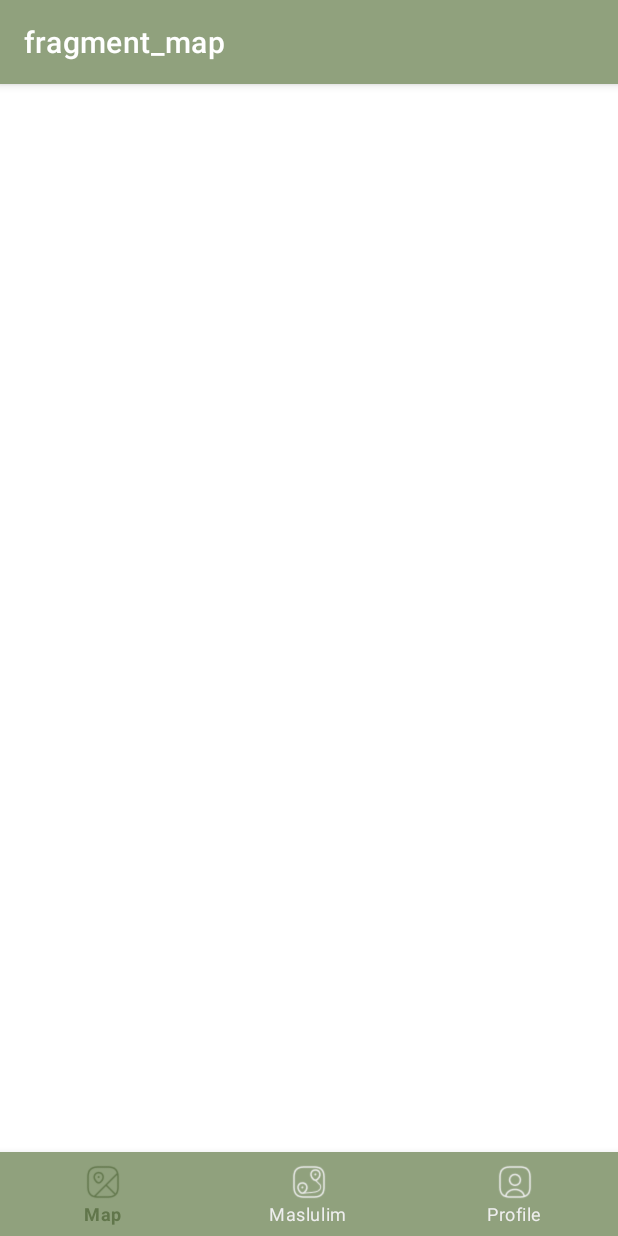
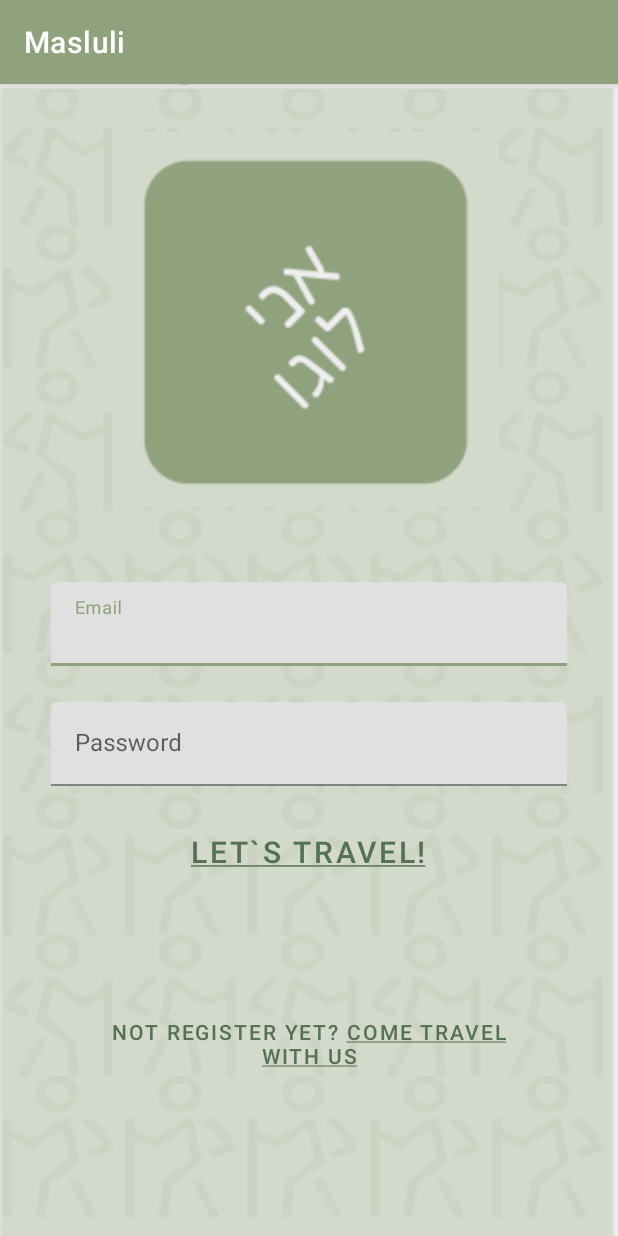
Before and after one commit to omerd318/Masluli, an Android app: the screen it shows after launch (MainActivity before the commit, LoginActivity after it), on a phone screen of 412 x 824 dp. Run offline under Robolectric (Android 15) with nearby library versions, the phone set to English and light mode, and no system bars.

Commit message:
Add(login_fragment): login layout

```diff
--- a/app/src/main/AndroidManifest.xml
+++ b/app/src/main/AndroidManifest.xml
@@ -13,8 +13,9 @@
         android:theme="@style/Theme.Masluli"
         tools:targetApi="31">
         <activity
-            android:name=".MainActivity"
+            android:name=".LoginActivity"
             android:exported="true">
+
             <intent-filter>
                 <action android:name="android.intent.action.MAIN" />
 
@@ -25,6 +26,14 @@
                 android:name="android.app.lib_name"
                 android:value="" />
         </activity>
+        <activity
+            android:name=".MainActivity"
+            android:exported="false">
+
+            <meta-data
+                android:name="android.app.lib_name"
+                android:value="" />
+        </activity>
     </application>
 
 </manifest>
--- /dev/null
+++ b/app/src/main/java/com/example/masluli/LoginActivity.java
@@ -0,0 +1,14 @@
+package com.example.masluli;
+
+import androidx.appcompat.app.AppCompatActivity;
+
+import android.os.Bundle;
+
+public class LoginActivity extends AppCompatActivity {
+
+    @Override
+    protected void onCreate(Bundle savedInstanceState) {
+        super.onCreate(savedInstanceState);
+        setContentView(R.layout.activity_login);
+    }
+}
--- /dev/null
+++ b/app/src/main/java/com/example/masluli/LoginFragment.java
@@ -0,0 +1,64 @@
+package com.example.masluli;
+
+import android.os.Bundle;
+
+import androidx.fragment.app.Fragment;
+
+import android.view.LayoutInflater;
+import android.view.View;
+import android.view.ViewGroup;
+
+/**
+ * A simple {@link Fragment} subclass.
+ * Use the {@link LoginFragment#newInstance} factory method to
+ * create an instance of this fragment.
+ */
+public class LoginFragment extends Fragment {
+
+    // TODO: Rename parameter arguments, choose names that match
+    // the fragment initialization parameters, e.g. ARG_ITEM_NUMBER
+    private static final String ARG_PARAM1 = "param1";
+    private static final String ARG_PARAM2 = "param2";
+
+    // TODO: Rename and change types of parameters
+    private String mParam1;
+    private String mParam2;
+
+    public LoginFragment() {
+        // Required empty public constructor
+    }
+
+    /**
+     * Use this factory method to create a new instance of
+     * this fragment using the provided parameters.
+     *
+     * @param param1 Parameter 1.
+     * @param param2 Parameter 2.
+     * @return A new instance of fragment LoginFragment.
+     */
+    // TODO: Rename and change types and number of parameters
+    public static LoginFragment newInstance(String param1, String param2) {
+        LoginFragment fragment = new LoginFragment();
+        Bundle args = new Bundle();
+        args.putString(ARG_PARAM1, param1);
+        args.putString(ARG_PARAM2, param2);
+        fragment.setArguments(args);
+        return fragment;
+    }
+
+    @Override
+    public void onCreate(Bundle savedInstanceState) {
+        super.onCreate(savedInstanceState);
+        if (getArguments() != null) {
+            mParam1 = getArguments().getString(ARG_PARAM1);
+            mParam2 = getArguments().getString(ARG_PARAM2);
+        }
+    }
+
+    @Override
+    public View onCreateView(LayoutInflater inflater, ViewGroup container,
+                             Bundle savedInstanceState) {
+        // Inflate the layout for this fragment
+        return inflater.inflate(R.layout.fragment_login, container, false);
+    }
+}
--- /dev/null
+++ b/app/src/main/res/layout/activity_login.xml
@@ -0,0 +1,27 @@
+<?xml version="1.0" encoding="utf-8"?>
+<androidx.constraintlayout.widget.ConstraintLayout xmlns:android="http://schemas.android.com/apk/res/android"
+    xmlns:app="http://schemas.android.com/apk/res-auto"
+    xmlns:tools="http://schemas.android.com/tools"
+    android:layout_width="match_parent"
+    android:layout_height="match_parent"
+    tools:context=".LoginActivity">
+
+<!--    <androidx.fragment.app.FragmentContainerView-->
+<!--        android:id="@+id/fragmentContainerView"-->
+<!--        android:name="com.example.masluli.LoginFragment"-->
+<!--        android:layout_width="wrap_content"-->
+<!--        android:layout_height="wrap_content" />-->
+
+
+    <androidx.fragment.app.FragmentContainerView
+        android:id="@+id/login_navhost"
+        android:name="androidx.navigation.fragment.NavHostFragment"
+        android:layout_width="0dp"
+        android:layout_height="0dp"
+        app:defaultNavHost="true"
+        app:layout_constraintBottom_toBottomOf="parent"
+        app:layout_constraintEnd_toEndOf="parent"
+        app:layout_constraintStart_toStartOf="parent"
+        app:layout_constraintTop_toTopOf="parent"
+        app:navGraph="@navigation/nav_graph" />
+</androidx.constraintlayout.widget.ConstraintLayout>
--- /dev/null
+++ b/app/src/main/res/layout/fragment_login.xml
@@ -0,0 +1,105 @@
+<?xml version="1.0" encoding="utf-8"?>
+<ScrollView xmlns:android="http://schemas.android.com/apk/res/android"
+xmlns:app="http://schemas.android.com/apk/res-auto"
+xmlns:tools="http://schemas.android.com/tools"
+android:layout_width="match_parent"
+android:layout_height="match_parent"
+android:background="@drawable/background_trailers"
+tools:context=".LoginFragment">
+
+<androidx.constraintlayout.widget.ConstraintLayout
+    android:layout_width="match_parent"
+    android:layout_height="wrap_content">
+
+    <ImageView
+        android:contentDescription="Logo"
+        android:id="@+id/login_logo_image_imv"
+        android:layout_width="match_parent"
+        android:layout_height="250dp"
+        android:layout_marginStart="8dp"
+        android:layout_marginTop="32dp"
+        android:layout_marginEnd="8dp"
+        app:layout_constraintBottom_toTopOf="@+id/linearLayoutCompat2"
+        app:layout_constraintDimensionRatio="16:9"
+        app:layout_constraintEnd_toEndOf="parent"
+        app:layout_constraintStart_toStartOf="parent"
+        app:layout_constraintTop_toTopOf="parent"
+        app:srcCompat="@drawable/logo" />
+
+    <androidx.appcompat.widget.LinearLayoutCompat
+        android:id="@+id/linearLayoutCompat2"
+        android:layout_width="match_parent"
+        android:layout_height="wrap_content"
+        android:layout_margin="30dp"
+        android:orientation="vertical"
+        app:layout_constraintBottom_toBottomOf="parent"
+        app:layout_constraintEnd_toEndOf="parent"
+        app:layout_constraintStart_toStartOf="parent"
+        app:layout_constraintTop_toBottomOf="@id/login_logo_image_imv">
+
+        <com.google.android.material.textfield.TextInputLayout
+            android:layout_width="match_parent"
+            android:layout_height="wrap_content"
+            android:layout_margin="4dp"
+            android:hint="@string/email"
+            android:paddingTop="16dp">
+
+            <com.google.android.material.textfield.TextInputEditText
+                android:id="@+id/login_email_et"
+                android:layout_width="match_parent"
+                android:layout_height="wrap_content"
+                android:inputType="textEmailAddress"
+                android:maxLines="1" />
+        </com.google.android.material.textfield.TextInputLayout>
+
+        <com.google.android.material.textfield.TextInputLayout
+            android:layout_width="match_parent"
+            android:layout_height="wrap_content"
+            android:layout_margin="4dp"
+            android:hint="@string/password"
+            android:paddingTop="16dp">
+
+            <com.google.android.material.textfield.TextInputEditText
+                android:id="@+id/login_password_et"
+                android:layout_width="match_parent"
+                android:layout_height="wrap_content"
+                android:inputType="textPassword"
+                android:maxLines="1" />
+        </com.google.android.material.textfield.TextInputLayout>
+
+        <com.google.android.material.button.MaterialButton
+            android:id="@+id/login_login_btn"
+            android:layout_width="wrap_content"
+            android:layout_height="wrap_content"
+            android:layout_gravity="center"
+            android:layout_marginTop="16dp"
+            android:background="?android:attr/selectableItemBackground"
+            android:text="@string/login"
+            android:textColor="@color/masluli_text"
+            android:textSize="20sp" />
+
+        <com.google.android.material.button.MaterialButton
+            android:id="@+id/login_move_to_register_btn"
+            android:layout_width="wrap_content"
+            android:layout_height="wrap_content"
+            android:layout_gravity="center_horizontal"
+            android:layout_marginTop="76dp"
+            android:background="?android:attr/selectableItemBackground"
+            android:text="@string/moveToRegister"
+            android:textColor="@color/masluli_text" />
+
+    </androidx.appcompat.widget.LinearLayoutCompat>
+
+<!--    <ProgressBar-->
+<!--        android:id="@+id/login_progressbar"-->
+<!--        style="?android:attr/progressBarStyle"-->
+<!--        android:layout_width="157dp"-->
+<!--        android:layout_height="156dp"-->
+<!--        app:layout_constraintBottom_toBottomOf="parent"-->
+<!--        app:layout_constraintEnd_toEndOf="parent"-->
+<!--        app:layout_constraintStart_toStartOf="parent"-->
+<!--        app:layout_constraintTop_toTopOf="parent" />-->
+
+</androidx.constraintlayout.widget.ConstraintLayout>
+
+</ScrollView>
--- a/app/src/main/res/navigation/nav_graph.xml
+++ b/app/src/main/res/navigation/nav_graph.xml
@@ -3,8 +3,13 @@
     xmlns:app="http://schemas.android.com/apk/res-auto"
     xmlns:tools="http://schemas.android.com/tools"
     android:id="@+id/nav_graph"
-    app:startDestination="@id/mapFragment">
+    app:startDestination="@id/loginFragment">
 
+    <fragment
+        android:id="@+id/loginFragment"
+        android:name="com.example.masluli.LoginFragment"
+        android:label="fragment_login"
+        tools:layout="@layout/fragment_login" />
     <fragment
         android:id="@+id/mapFragment"
         android:name="com.example.masluli.MapFragment"
--- a/app/src/main/res/values/colors.xml
+++ b/app/src/main/res/values/colors.xml
@@ -11,4 +11,5 @@
     <color name="masluli_grey">#EEEEEE</color>
     <color name="masluli_dark_green">#61764B</color>
     <color name="masluli_cards">#CFB997</color>
+    <color name="masluli_text">#557153</color>
 </resources>
--- a/app/src/main/res/values/strings.xml
+++ b/app/src/main/res/values/strings.xml
@@ -2,4 +2,8 @@
     <string name="app_name">Masluli</string>
     <!-- TODO: Remove or change this placeholder text -->
     <string name="hello_blank_fragment">Hello blank fragment</string>
+    <string name="email">Email</string>
+    <string name="password">Password</string>
+    <string name="login"><u>Let`s travel!</u></string>
+    <string name="moveToRegister">Not register yet? <u>Come travel with us</u></string>
 </resources>
```
Also changed, not shown: app/src/main/res/drawable/background_trailers.png (added), app/src/main/res/drawable/logo.png (added).
